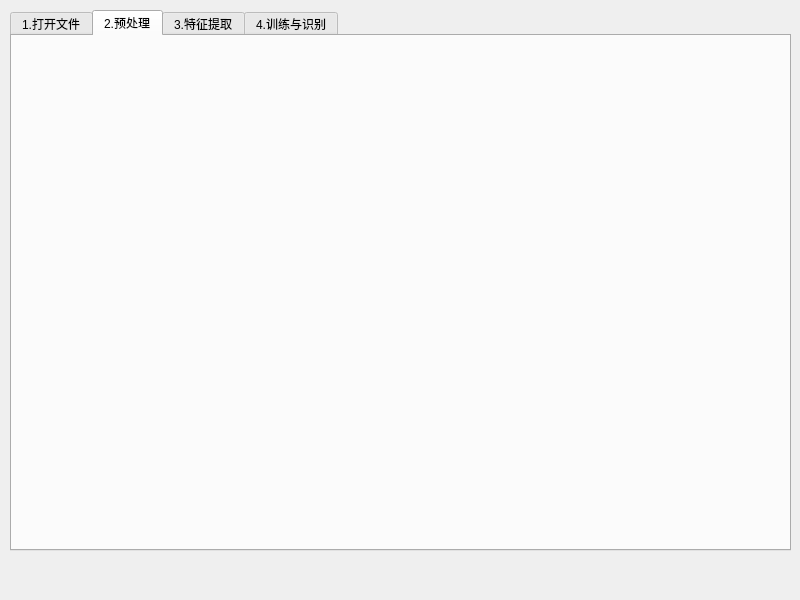
First picture: the form in oceanEddyRecognition.ui, repository Liujiajia1994/pyQtTest, before the edit.
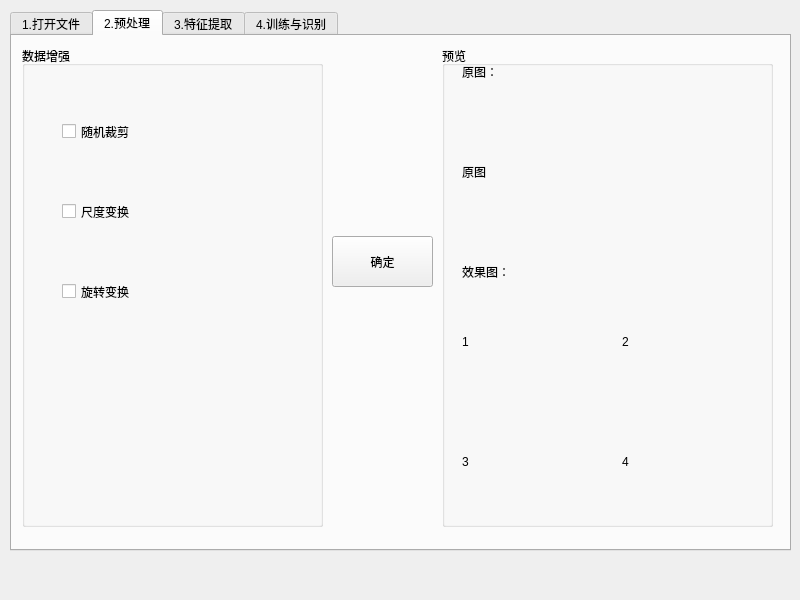
Second picture: the form after the edit. The open tabs and pages were chosen to show the change.

Commit message: 打开文件，预处理，特征提取界面调整

The edit to the form file:
```diff
--- a/oceanEddyRecognition.ui
+++ b/oceanEddyRecognition.ui
@@ -167,6 +167,175 @@
      <attribute name="title">
       <string>2.预处理</string>
      </attribute>
+     <widget class="QGroupBox" name="groupBox_4">
+      <property name="geometry">
+       <rect>
+        <x>10</x>
+        <y>10</y>
+        <width>301</width>
+        <height>481</height>
+       </rect>
+      </property>
+      <property name="title">
+       <string>数据增强</string>
+      </property>
+      <widget class="QCheckBox" name="checkBox">
+       <property name="geometry">
+        <rect>
+         <x>40</x>
+         <y>60</y>
+         <width>101</width>
+         <height>51</height>
+        </rect>
+       </property>
+       <property name="text">
+        <string>随机裁剪</string>
+       </property>
+      </widget>
+      <widget class="QCheckBox" name="checkBox_2">
+       <property name="geometry">
+        <rect>
+         <x>40</x>
+         <y>140</y>
+         <width>101</width>
+         <height>51</height>
+        </rect>
+       </property>
+       <property name="text">
+        <string>尺度变换</string>
+       </property>
+      </widget>
+      <widget class="QCheckBox" name="checkBox_3">
+       <property name="geometry">
+        <rect>
+         <x>40</x>
+         <y>220</y>
+         <width>101</width>
+         <height>51</height>
+        </rect>
+       </property>
+       <property name="text">
+        <string>旋转变换</string>
+       </property>
+      </widget>
+     </widget>
+     <widget class="QGroupBox" name="groupBox_5">
+      <property name="geometry">
+       <rect>
+        <x>430</x>
+        <y>10</y>
+        <width>331</width>
+        <height>481</height>
+       </rect>
+      </property>
+      <property name="title">
+       <string>预览</string>
+      </property>
+      <widget class="QLabel" name="label_2">
+       <property name="geometry">
+        <rect>
+         <x>20</x>
+         <y>20</y>
+         <width>54</width>
+         <height>12</height>
+        </rect>
+       </property>
+       <property name="text">
+        <string>原图：</string>
+       </property>
+      </widget>
+      <widget class="QLabel" name="label_3">
+       <property name="geometry">
+        <rect>
+         <x>20</x>
+         <y>50</y>
+         <width>291</width>
+         <height>151</height>
+        </rect>
+       </property>
+       <property name="text">
+        <string>原图</string>
+       </property>
+      </widget>
+      <widget class="QLabel" name="label_4">
+       <property name="geometry">
+        <rect>
+         <x>20</x>
+         <y>220</y>
+         <width>54</width>
+         <height>12</height>
+        </rect>
+       </property>
+       <property name="text">
+        <string>效果图：</string>
+       </property>
+      </widget>
+      <widget class="QLabel" name="label_5">
+       <property name="geometry">
+        <rect>
+         <x>20</x>
+         <y>240</y>
+         <width>141</width>
+         <height>111</height>
+        </rect>
+       </property>
+       <property name="text">
+        <string>1</string>
+       </property>
+      </widget>
+      <widget class="QLabel" name="label_6">
+       <property name="geometry">
+        <rect>
+         <x>180</x>
+         <y>240</y>
+         <width>141</width>
+         <height>111</height>
+        </rect>
+       </property>
+       <property name="text">
+        <string>2</string>
+       </property>
+      </widget>
+      <widget class="QLabel" name="label_7">
+       <property name="geometry">
+        <rect>
+         <x>20</x>
+         <y>360</y>
+         <width>141</width>
+         <height>111</height>
+        </rect>
+       </property>
+       <property name="text">
+        <string>3</string>
+       </property>
+      </widget>
+      <widget class="QLabel" name="label_8">
+       <property name="geometry">
+        <rect>
+         <x>180</x>
+         <y>360</y>
+         <width>141</width>
+         <height>111</height>
+        </rect>
+       </property>
+       <property name="text">
+        <string>4</string>
+       </property>
+      </widget>
+     </widget>
+     <widget class="QPushButton" name="pushButton">
+      <property name="geometry">
+       <rect>
+        <x>320</x>
+        <y>200</y>
+        <width>101</width>
+        <height>51</height>
+       </rect>
+      </property>
+      <property name="text">
+       <string>确定</string>
+      </property>
+     </widget>
     </widget>
     <widget class="QWidget" name="tab_extract">
      <attribute name="title">
```
Left out of the diff: 203 changed lines with no effect on the pictures. Lines whose indentation alone changed are shown as unchanged. The commit also changes 3 other files.
